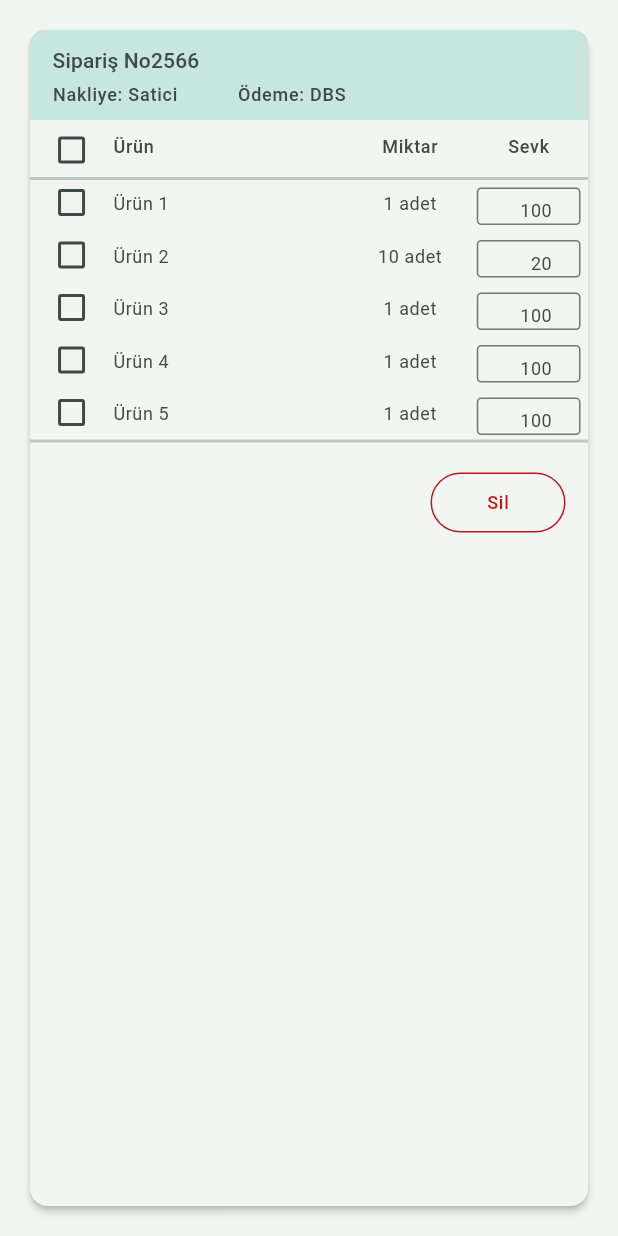
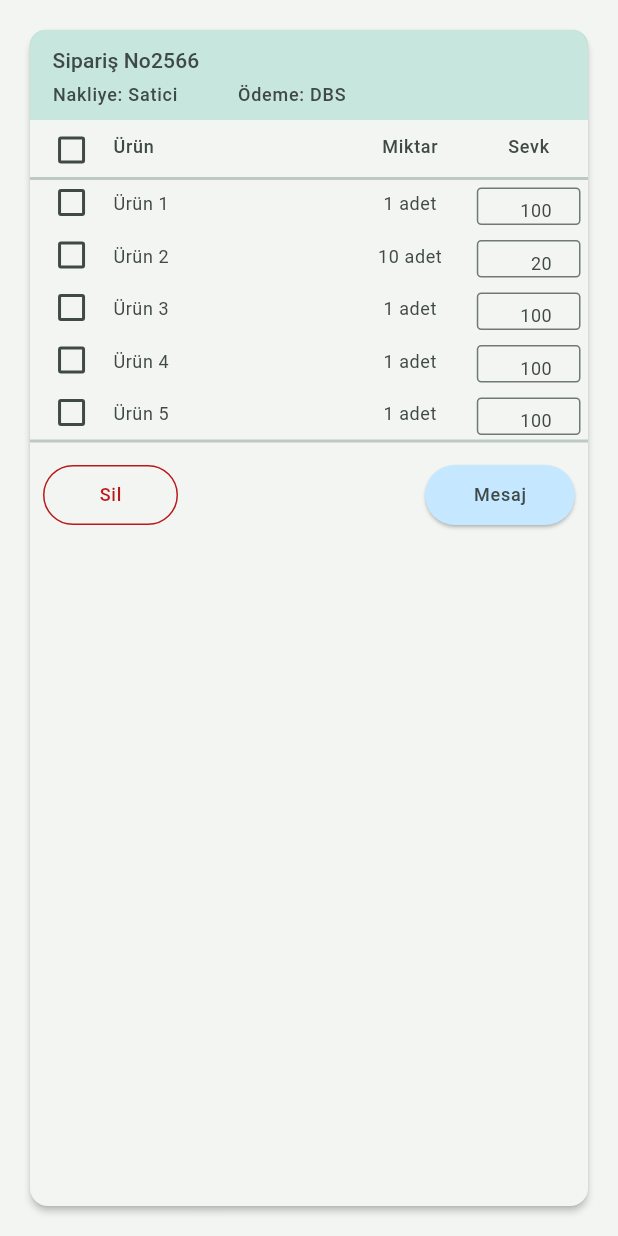
Before and after one commit to sattabiz/buyer_mobile, a Flutter app: the ReadyForShipCard widget shown alone on an empty page, opened directly, on a phone screen of 412 x 824 dp. Run offline on Flutter 3.47's test engine with Material 2 defaults, Android fonts, the phone set to English and light mode, and no system bars; our stand-ins replace dio, flutter_i18n, flutter_riverpod, flutter_secure_storage, flutter_svg, go_router; accounts and stored records are empty.

Commit message:
add message button

```diff
--- a/assets/flutter_i18n/tr.yaml
+++ b/assets/flutter_i18n/tr.yaml
@@ -35,3 +35,4 @@ tr:
     delete: "Sil"
     generate_invoice: "Faturala"
     invoice_info: "Fatura Bilgileri"
+    message: "Mesaj"
--- a/lib/utils/routes.dart
+++ b/lib/utils/routes.dart
@@ -1,4 +1,4 @@
-import 'package:buyer_mobile/view/login_view/login.view.dart';
+import 'package:buyer_mobile/view/login_view/login_view.dart';
 import 'package:flutter/material.dart';
 import 'package:go_router/go_router.dart';
 import '../view/home.dart';
--- a/lib/view/invoice_view/ready_for_ship_card/ready_for_ship_card.dart
+++ b/lib/view/invoice_view/ready_for_ship_card/ready_for_ship_card.dart
@@ -1,6 +1,7 @@
 import 'package:flutter/material.dart';
 import 'package:flutter_i18n/flutter_i18n.dart';
 
+import '../../widget/chat_box.dart';
 import 'card_table.dart';
 
 class ReadyForShipCard extends StatefulWidget {
@@ -82,27 +83,29 @@ class _ReadyForShipCardState extends State<ReadyForShipCard> {
 
           ),
           const SizedBox(height: 5),
-          SizedBox(
-            child: const CardTable()
+          const SizedBox(
+            child: CardTable()
           ),
           const SizedBox(height: 10),
           Container(
-            height: 60,
-            margin: const EdgeInsets.only(right: 15.0),
-            alignment: Alignment.centerRight,
+            height: 50,
+            margin: const EdgeInsets.only(bottom: 5.0),
             decoration:const BoxDecoration(
               borderRadius: BorderRadius.only(
                 bottomLeft: Radius.circular(10.0),
                 bottomRight: Radius.circular(10.0),
               ),
             ),
-            child: OutlinedButton(
+            child: Row(
+              mainAxisAlignment: MainAxisAlignment.spaceAround,
+              children: [
+                OutlinedButton(
                   onPressed: () {},
                   style: OutlinedButton.styleFrom(
                     side: BorderSide(
                       color: Theme.of(context).colorScheme.error,
                     ),
-                fixedSize: const Size(90, 10),
+                    fixedSize: const Size(90, 8),
                   ),
                   child: Text(
                     FlutterI18n.translate(context, 'tr.ready_for_ship.delete'),
@@ -110,6 +113,26 @@ class _ReadyForShipCardState extends State<ReadyForShipCard> {
                           color: Theme.of(context).colorScheme.error,
                         ),
                   ),
+                ),
+                const SizedBox(width: 130),
+                ElevatedButton(
+                  onPressed: () {
+                    Navigator.of(context).push(
+                      MaterialPageRoute(builder: (context) => const ChatBox()),
+                    );
+                  },
+                  style: ButtonStyle(
+                    backgroundColor: MaterialStateProperty.all<Color>(Theme.of(context).colorScheme.tertiaryContainer),
+                    fixedSize: MaterialStateProperty.all<Size>(const Size(100, 8))
+                  ),
+                  child: Text(
+                    FlutterI18n.translate(context, 'tr.ready_for_ship.message'),
+                    style: Theme.of(context).textTheme.labelMedium!.copyWith(
+                      color: Theme.of(context).colorScheme.onSurfaceVariant,
+                    ),
+                  ),
+                )
+              ],
             )
           ),
         ],
```
Also changed, not shown: lib/view/login_view/login_view.dart (renamed from lib/view/login_view/login.view.dart). Lines whose indentation alone changed are shown as unchanged.
